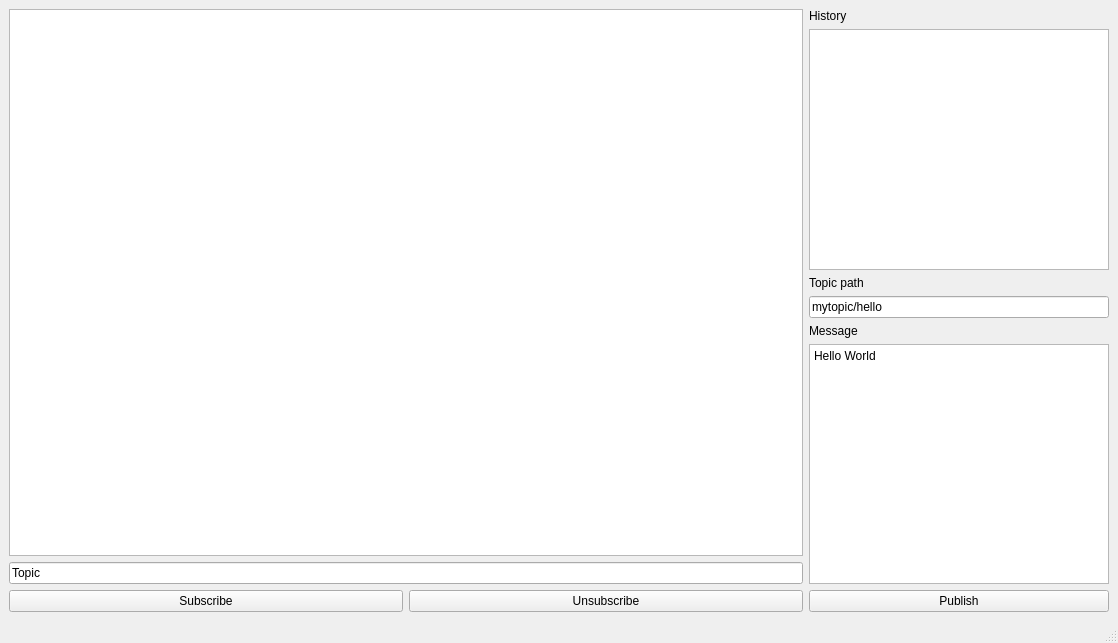
vsokolov00/mqtt-explorer, file src/view/ui/mainwindow.ui: the form before one commit.
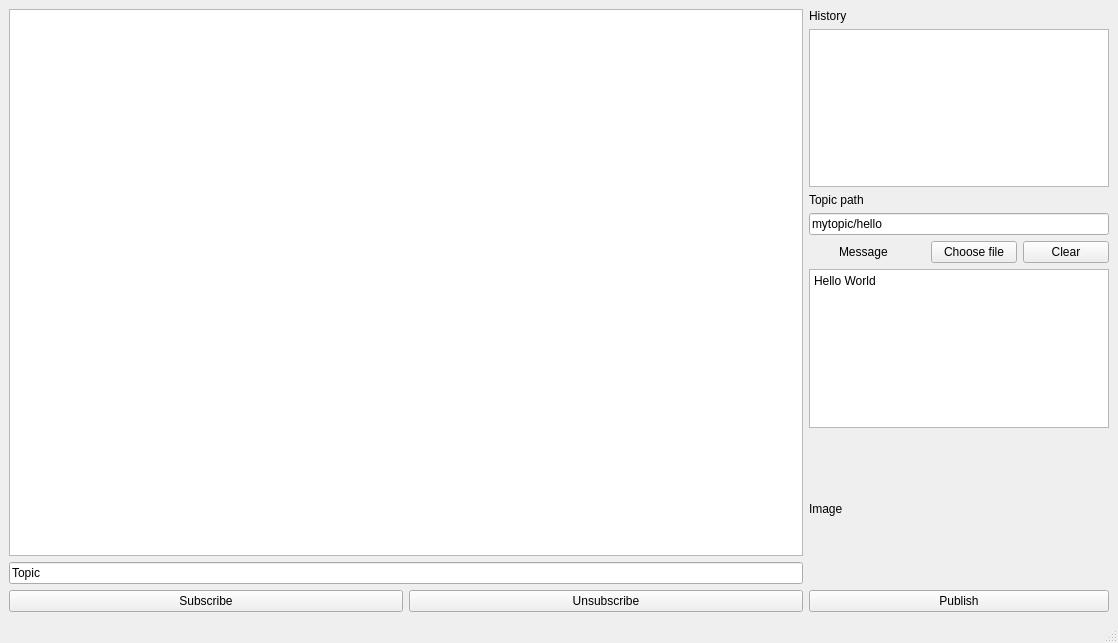
The form after the commit.

Commit message: Text message from file can be loaded

What changed in the file:
```diff
--- a/src/view/ui/mainwindow.ui
+++ b/src/view/ui/mainwindow.ui
@@ -120,11 +120,47 @@
          </widget>
         </item>
         <item>
-         <widget class="QLabel" name="label_3">
-          <property name="text">
-           <string>Message</string>
+         <layout class="QHBoxLayout" name="horizontalLayout_3">
+          <property name="leftMargin">
+           <number>30</number>
           </property>
-         </widget>
+          <property name="topMargin">
+           <number>0</number>
+          </property>
+          <item>
+           <widget class="QLabel" name="label_3">
+            <property name="text">
+             <string>Message</string>
+            </property>
+           </widget>
+          </item>
+          <item>
+           <widget class="QPushButton" name="chooseFile">
+            <property name="sizePolicy">
+             <sizepolicy hsizetype="Preferred" vsizetype="Fixed">
+              <horstretch>0</horstretch>
+              <verstretch>0</verstretch>
+             </sizepolicy>
+            </property>
+            <property name="minimumSize">
+             <size>
+              <width>30</width>
+              <height>0</height>
+             </size>
+            </property>
+            <property name="text">
+             <string>Choose file</string>
+            </property>
+           </widget>
+          </item>
+          <item>
+           <widget class="QPushButton" name="clear">
+            <property name="text">
+             <string>Clear</string>
+            </property>
+           </widget>
+          </item>
+         </layout>
         </item>
         <item>
          <widget class="QPlainTextEdit" name="msg_to_publish">
@@ -139,6 +175,31 @@
           </property>
          </widget>
         </item>
+        <item>
+         <widget class="QLabel" name="img_label">
+          <property name="sizePolicy">
+           <sizepolicy hsizetype="Minimum" vsizetype="Minimum">
+            <horstretch>0</horstretch>
+            <verstretch>0</verstretch>
+           </sizepolicy>
+          </property>
+          <property name="minimumSize">
+           <size>
+            <width>100</width>
+            <height>150</height>
+           </size>
+          </property>
+          <property name="maximumSize">
+           <size>
+            <width>300</width>
+            <height>450</height>
+           </size>
+          </property>
+          <property name="text">
+           <string>Image</string>
+          </property>
+         </widget>
+        </item>
         <item>
          <widget class="QPushButton" name="publish">
           <property name="text">
```
The commit also changes 13 other files.
